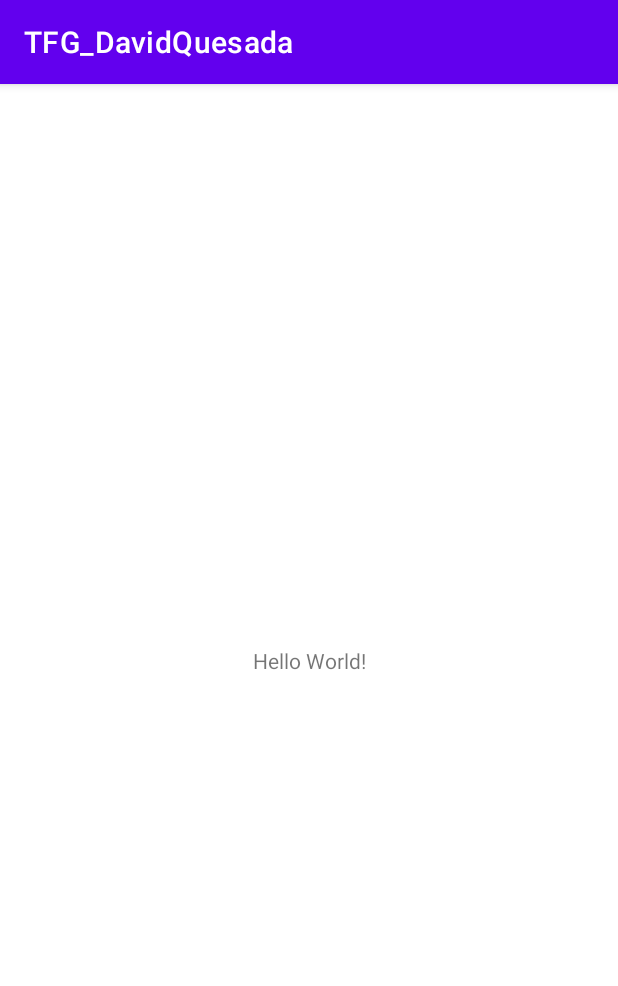
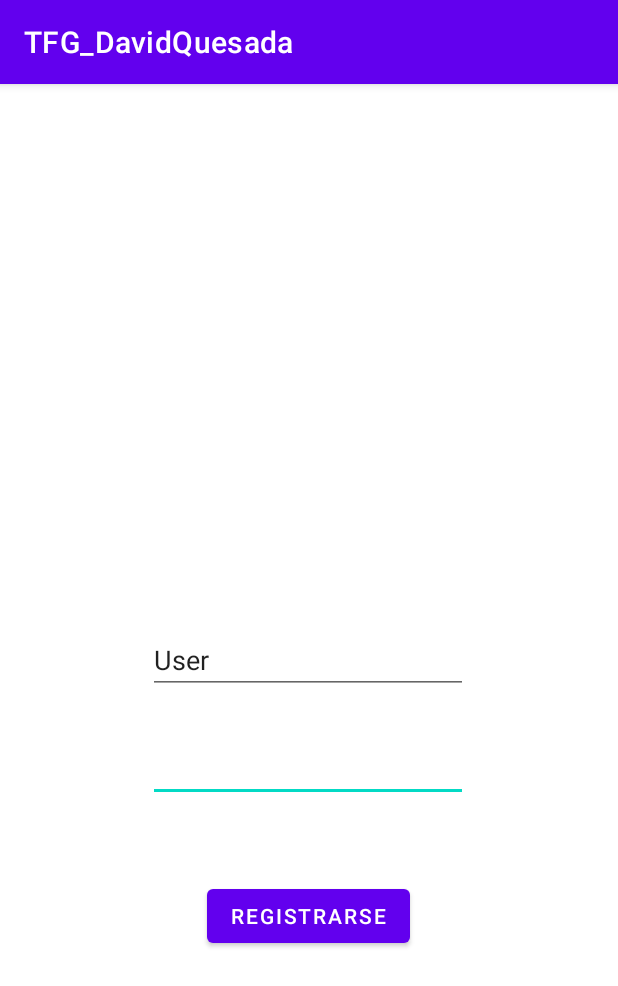
Before and after one commit to dquejim/TFG_DavidQuesada, an Android app: the screen it shows after launch (MainActivity), on a phone screen of 412 x 824 dp. Shown: the top 986 px of the screen. Run offline under Robolectric (Android 15) with nearby library versions, the phone set to English and light mode, and no system bars.

Commit message:
DB Commit

```diff
--- a/app/src/main/java/com/example/tfg_davidquesada/DB_Management.java
+++ b/app/src/main/java/com/example/tfg_davidquesada/DB_Management.java
@@ -31,8 +31,8 @@ public class DB_Management extends SQLiteOpenHelper{
     public void onCreate(SQLiteDatabase sqLiteDatabase) {
         //Sentencia para crear nuestra primera tabla
         CREATE_TABLE = "CREATE TABLE " + tbLoginName + "(" +
-                tbLogin_userColumn +"TEXT," +
-                tbLogin_passwordColumn + "TEXT)";
+                tbLogin_userColumn +" TEXT," +
+                tbLogin_passwordColumn + " TEXT)";
 
         sqLiteDatabase.execSQL(CREATE_TABLE);
         //Confirmacion de creado de tabla
@@ -82,4 +82,10 @@ public class DB_Management extends SQLiteOpenHelper{
         //Devolvemos los resultados
         return results;
     }
+
+    /*
+    public void deleteDB(){
+        cContext.deleteDatabase(DB_NAME);
+    }
+    */
 }
--- a/app/src/main/java/com/example/tfg_davidquesada/MainActivity.java
+++ b/app/src/main/java/com/example/tfg_davidquesada/MainActivity.java
@@ -3,12 +3,39 @@ package com.example.tfg_davidquesada;
 import androidx.appcompat.app.AppCompatActivity;
 
 import android.os.Bundle;
+import android.view.View;
+import android.widget.Button;
+import android.widget.EditText;
+import android.widget.Toast;
 
 public class MainActivity extends AppCompatActivity {
+
+    Button bRegister;
+    EditText textName;
+    EditText textPassword;
+    DB_Management db_management = new DB_Management(this);
 
     @Override
     protected void onCreate(Bundle savedInstanceState) {
         super.onCreate(savedInstanceState);
         setContentView(R.layout.activity_main);
+
+        bRegister = (Button) findViewById(R.id.registerButton);
+        textName = (EditText) findViewById(R.id.textName);
+        textPassword = (EditText) findViewById(R.id.textPassword);
+
+        bRegister.setOnClickListener(new View.OnClickListener() {
+            @Override
+            public void onClick(View view) {
+                String user = textName.getText().toString();
+                String password = textPassword.getText().toString();
+
+                if(db_management.login_insert(user,password) != -1){
+                    System.out.println("Insertado");
+                }else{
+                    System.out.println("No insertado");;
+                }
+            }
+        });
     }
 }
--- a/app/src/main/res/layout/activity_main.xml
+++ b/app/src/main/res/layout/activity_main.xml
@@ -6,13 +6,53 @@
     android:layout_height="match_parent"
     tools:context=".MainActivity">
 
-    <TextView
+    <ImageView
+        android:id="@+id/loginImage"
         android:layout_width="wrap_content"
         android:layout_height="wrap_content"
-        android:text="Hello World!"
         app:layout_constraintBottom_toBottomOf="parent"
-        app:layout_constraintLeft_toLeftOf="parent"
-        app:layout_constraintRight_toRightOf="parent"
+        app:layout_constraintEnd_toEndOf="parent"
+        app:layout_constraintHorizontal_bias="0.498"
+        app:layout_constraintStart_toStartOf="parent"
+        app:layout_constraintTop_toTopOf="parent"
+        app:layout_constraintVertical_bias="0.126"
+        tools:srcCompat="@tools:sample/avatars" />
+
+    <EditText
+        android:id="@+id/textPassword"
+        android:layout_width="wrap_content"
+        android:layout_height="wrap_content"
+        android:ems="10"
+        android:inputType="textPassword"
+        app:layout_constraintBottom_toBottomOf="parent"
+        app:layout_constraintEnd_toEndOf="parent"
+        app:layout_constraintHorizontal_bias="0.497"
+        app:layout_constraintStart_toStartOf="parent"
+        app:layout_constraintTop_toTopOf="parent"
+        app:layout_constraintVertical_bias="0.6" />
+
+    <EditText
+        android:id="@+id/textName"
+        android:layout_width="wrap_content"
+        android:layout_height="wrap_content"
+        android:ems="10"
+        android:inputType="textPersonName"
+        android:text="User"
+        app:layout_constraintBottom_toBottomOf="parent"
+        app:layout_constraintEnd_toEndOf="parent"
+        app:layout_constraintHorizontal_bias="0.497"
+        app:layout_constraintStart_toStartOf="parent"
         app:layout_constraintTop_toTopOf="parent" />
 
+    <Button
+        android:id="@+id/registerButton"
+        android:layout_width="wrap_content"
+        android:layout_height="wrap_content"
+        android:text="registrarse"
+        app:layout_constraintBottom_toBottomOf="parent"
+        app:layout_constraintEnd_toEndOf="parent"
+        app:layout_constraintHorizontal_bias="0.498"
+        app:layout_constraintStart_toStartOf="parent"
+        app:layout_constraintTop_toTopOf="parent"
+        app:layout_constraintVertical_bias="0.737" />
 </androidx.constraintlayout.widget.ConstraintLayout>
```
